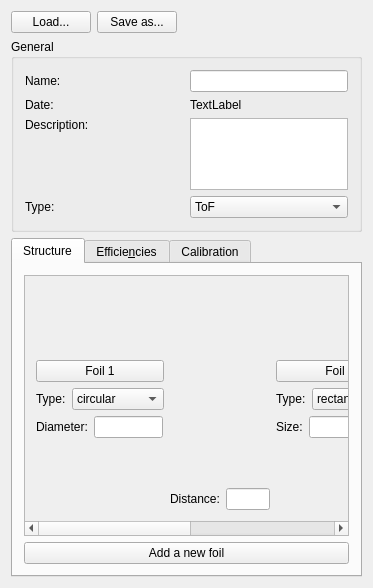
The window that ui_files/ui_request_detector_settings.ui (JYU-IBA/potku) describes before a commit, drawn with Qt 5.
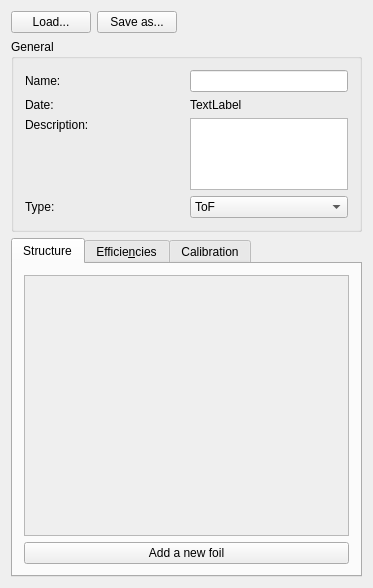
The same window after the commit.

Commit message: The detector foil settings view in now done. Some dynamic changes need to be done for it to be fully operational.

The edit to the form file:
```diff
--- a/ui_files/ui_request_detector_settings.ui
+++ b/ui_files/ui_request_detector_settings.ui
@@ -249,399 +249,13 @@
              <widget class="QWidget" name="scrollAreaWidgetContents">
               <property name="geometry">
                <rect>
-                <x>-188</x>
+                <x>0</x>
                 <y>0</y>
-                <width>762</width>
-                <height>190</height>
+                <width>325</width>
+                <height>194</height>
                </rect>
               </property>
-              <layout class="QHBoxLayout" name="horizontalLayout_4">
-               <item>
-                <layout class="QHBoxLayout" name="horizontalLayout_3">
-                 <item>
-                  <layout class="QVBoxLayout" name="verticalLayout_7">
-                   <item>
-                    <spacer name="verticalSpacer_5">
-                     <property name="orientation">
-                      <enum>Qt::Vertical</enum>
-                     </property>
-                     <property name="sizeHint" stdset="0">
-                      <size>
-                       <width>20</width>
-                       <height>40</height>
-                      </size>
-                     </property>
-                    </spacer>
-                   </item>
-                   <item>
-                    <widget class="QPushButton" name="pushButton_2">
-                     <property name="text">
-                      <string>Foil 1</string>
-                     </property>
-                    </widget>
-                   </item>
-                   <item>
-                    <layout class="QHBoxLayout" name="horizontalLayout_2">
-                     <item>
-                      <widget class="QLabel" name="label">
-                       <property name="maximumSize">
-                        <size>
-                         <width>16777215</width>
-                         <height>16777215</height>
-                        </size>
-                       </property>
-                       <property name="text">
-                        <string>Type:</string>
-                       </property>
-                      </widget>
-                     </item>
-                     <item>
-                      <widget class="QComboBox" name="comboBox">
-                       <property name="maximumSize">
-                        <size>
-                         <width>16777215</width>
-                         <height>16777215</height>
-                        </size>
-                       </property>
-                       <item>
-                        <property name="text">
-                         <string>circular</string>
-                        </property>
-                       </item>
-                       <item>
-                        <property name="text">
-                         <string>rectangular</string>
-                        </property>
-                       </item>
-                      </widget>
-                     </item>
-                    </layout>
-                   </item>
-                   <item>
-                    <layout class="QHBoxLayout" name="horizontalLayout_5">
-                     <item>
-                      <widget class="QLabel" name="label_2">
-                       <property name="text">
-                        <string>Diameter:</string>
-                       </property>
-                      </widget>
-                     </item>
-                     <item>
-                      <widget class="QLineEdit" name="lineEdit"/>
-                     </item>
-                     <item>
-                      <spacer name="horizontalSpacer_8">
-                       <property name="orientation">
-                        <enum>Qt::Horizontal</enum>
-                       </property>
-                       <property name="sizeHint" stdset="0">
-                        <size>
-                         <width>40</width>
-                         <height>20</height>
-                        </size>
-                       </property>
-                      </spacer>
-                     </item>
-                    </layout>
-                   </item>
-                   <item>
-                    <spacer name="verticalSpacer_2">
-                     <property name="orientation">
-                      <enum>Qt::Vertical</enum>
-                     </property>
-                     <property name="sizeHint" stdset="0">
-                      <size>
-                       <width>20</width>
-                       <height>40</height>
-                      </size>
-                     </property>
-                    </spacer>
-                   </item>
-                  </layout>
-                 </item>
-                 <item>
-                  <layout class="QVBoxLayout" name="verticalLayout_8">
-                   <item>
-                    <spacer name="horizontalSpacer_2">
-                     <property name="orientation">
-                      <enum>Qt::Horizontal</enum>
-                     </property>
-                     <property name="sizeType">
-                      <enum>QSizePolicy::MinimumExpanding</enum>
-                     </property>
-                     <property name="sizeHint" stdset="0">
-                      <size>
-                       <width>100</width>
-                       <height>20</height>
-                      </size>
-                     </property>
-                    </spacer>
-                   </item>
-                   <item>
-                    <spacer name="verticalSpacer_8">
-                     <property name="orientation">
-                      <enum>Qt::Vertical</enum>
-                     </property>
-                     <property name="sizeHint" stdset="0">
-                      <size>
-                       <width>20</width>
-                       <height>40</height>
-                      </size>
-                     </property>
-                    </spacer>
-                   </item>
-                   <item>
-                    <layout class="QHBoxLayout" name="horizontalLayout_15">
-                     <item>
-                      <widget class="QLabel" name="label_11">
-                       <property name="text">
-                        <string>Distance:</string>
-                       </property>
-                      </widget>
-                     </item>
-                     <item>
-                      <widget class="QLineEdit" name="lineEdit_5"/>
-                     </item>
-                    </layout>
-                   </item>
-                  </layout>
-                 </item>
-                 <item>
-                  <layout class="QVBoxLayout" name="verticalLayout_9">
-                   <item>
-                    <spacer name="verticalSpacer_6">
-                     <property name="orientation">
-                      <enum>Qt::Vertical</enum>
-                     </property>
-                     <property name="sizeHint" stdset="0">
-                      <size>
-                       <width>20</width>
-                       <height>40</height>
-                      </size>
-                     </property>
-                    </spacer>
-                   </item>
-                   <item>
-                    <widget class="QPushButton" name="pushButton_3">
-                     <property name="text">
-                      <string>Foil 2</string>
-                     </property>
-                    </widget>
-                   </item>
-                   <item>
-                    <layout class="QHBoxLayout" name="horizontalLayout_8">
-                     <item>
-                      <widget class="QLabel" name="label_3">
-                       <property name="text">
-                        <string>Type:</string>
-                       </property>
-                      </widget>
-                     </item>
-                     <item>
-                      <widget class="QComboBox" name="comboBox_2">
-                       <item>
-                        <property name="text">
-                         <string>rectangular</string>
-                        </property>
-                       </item>
-                       <item>
-                        <property name="text">
-                         <string>circular</string>
-                        </property>
-                       </item>
-                       <item>
-                        <property name="text">
-                         <string/>
-                        </property>
-                       </item>
-                      </widget>
-                     </item>
-                    </layout>
-                   </item>
-                   <item>
-                    <layout class="QHBoxLayout" name="horizontalLayout_11">
-                     <item>
-                      <widget class="QLabel" name="label_4">
-                       <property name="text">
-                        <string>Size:</string>
-                       </property>
-                      </widget>
-                     </item>
-                     <item>
-                      <widget class="QLineEdit" name="lineEdit_2"/>
-                     </item>
-                     <item>
-                      <widget class="QLineEdit" name="lineEdit_3"/>
-                     </item>
-                     <item>
-                      <spacer name="horizontalSpacer_6">
-                       <property name="orientation">
-                        <enum>Qt::Horizontal</enum>
-                       </property>
-                       <property name="sizeHint" stdset="0">
-                        <size>
-                         <width>40</width>
-                         <height>20</height>
-                        </size>
-                       </property>
-                      </spacer>
-                     </item>
-                    </layout>
-                   </item>
-                   <item>
-                    <spacer name="verticalSpacer_3">
-                     <property name="orientation">
-                      <enum>Qt::Vertical</enum>
-                     </property>
-                     <property name="sizeHint" stdset="0">
-                      <size>
-                       <width>20</width>
-                       <height>40</height>
-                      </size>
-                     </property>
-                    </spacer>
-                   </item>
-                  </layout>
-                 </item>
-                 <item>
-                  <layout class="QVBoxLayout" name="verticalLayout_10">
-                   <item>
-                    <spacer name="horizontalSpacer_3">
-                     <property name="orientation">
-                      <enum>Qt::Horizontal</enum>
-                     </property>
-                     <property name="sizeType">
-                      <enum>QSizePolicy::MinimumExpanding</enum>
-                     </property>
-                     <property name="sizeHint" stdset="0">
-                      <size>
-                       <width>100</width>
-                       <height>20</height>
-                      </size>
-                     </property>
-                    </spacer>
-                   </item>
-                   <item>
-                    <spacer name="verticalSpacer_9">
-                     <property name="orientation">
-                      <enum>Qt::Vertical</enum>
-                     </property>
-                     <property name="sizeHint" stdset="0">
-                      <size>
-                       <width>20</width>
-                       <height>40</height>
-                      </size>
-                     </property>
-                    </spacer>
-                   </item>
-                   <item>
-                    <layout class="QHBoxLayout" name="horizontalLayout_16">
-                     <item>
-                      <widget class="QLabel" name="label_12">
-                       <property name="text">
-                        <string>Distance:</string>
-                       </property>
-                      </widget>
-                     </item>
-                     <item>
-                      <widget class="QLineEdit" name="lineEdit_6"/>
-                     </item>
-                    </layout>
-                   </item>
-                  </layout>
-                 </item>
-                 <item>
-                  <layout class="QVBoxLayout" name="verticalLayout_12">
-                   <item>
-                    <spacer name="verticalSpacer_7">
-                     <property name="orientation">
-                      <enum>Qt::Vertical</enum>
-                     </property>
-                     <property name="sizeHint" stdset="0">
-                      <size>
-                       <width>20</width>
-                       <height>40</height>
-                      </size>
-                     </property>
-                    </spacer>
-                   </item>
-                   <item>
-                    <widget class="QPushButton" name="pushButton">
-                     <property name="text">
-                      <string>Foil 3</string>
-                     </property>
-                    </widget>
-                   </item>
-                   <item>
-                    <layout class="QHBoxLayout" name="horizontalLayout_13">
-                     <item>
-                      <widget class="QLabel" name="label_7">
-                       <property name="text">
-                        <string>Type:</string>
-                       </property>
-                      </widget>
-                     </item>
-                     <item>
-                      <widget class="QComboBox" name="comboBox_3">
-                       <item>
-                        <property name="text">
-                         <string>circular</string>
-                        </property>
-                       </item>
-                       <item>
-                        <property name="text">
-                         <string>rectangular</string>
-                        </property>
-                       </item>
-                      </widget>
-                     </item>
-                    </layout>
-                   </item>
-                   <item>
-                    <layout class="QHBoxLayout" name="horizontalLayout_14">
-                     <item>
-                      <widget class="QLabel" name="label_8">
-                       <property name="text">
-                        <string>Diameter:</string>
-                       </property>
-                      </widget>
-                     </item>
-                     <item>
-                      <widget class="QLineEdit" name="lineEdit_4"/>
-                     </item>
-                     <item>
-                      <spacer name="horizontalSpacer_10">
-                       <property name="orientation">
-                        <enum>Qt::Horizontal</enum>
-                       </property>
-                       <property name="sizeHint" stdset="0">
-                        <size>
-                         <width>40</width>
-                         <height>20</height>
-                        </size>
-                       </property>
-                      </spacer>
-                     </item>
-                    </layout>
-                   </item>
-                   <item>
-                    <spacer name="verticalSpacer_4">
-                     <property name="orientation">
-                      <enum>Qt::Vertical</enum>
-                     </property>
-                     <property name="sizeHint" stdset="0">
-                      <size>
-                       <width>20</width>
-                       <height>40</height>
-                      </size>
-                     </property>
-                    </spacer>
-                   </item>
-                  </layout>
-                 </item>
-                </layout>
-               </item>
-              </layout>
+              <layout class="QHBoxLayout" name="horizontalLayout_4"/>
              </widget>
             </widget>
            </item>
```
Left out of the diff: 4 changed lines with no effect on the pictures. The commit also changes 9 other files.
